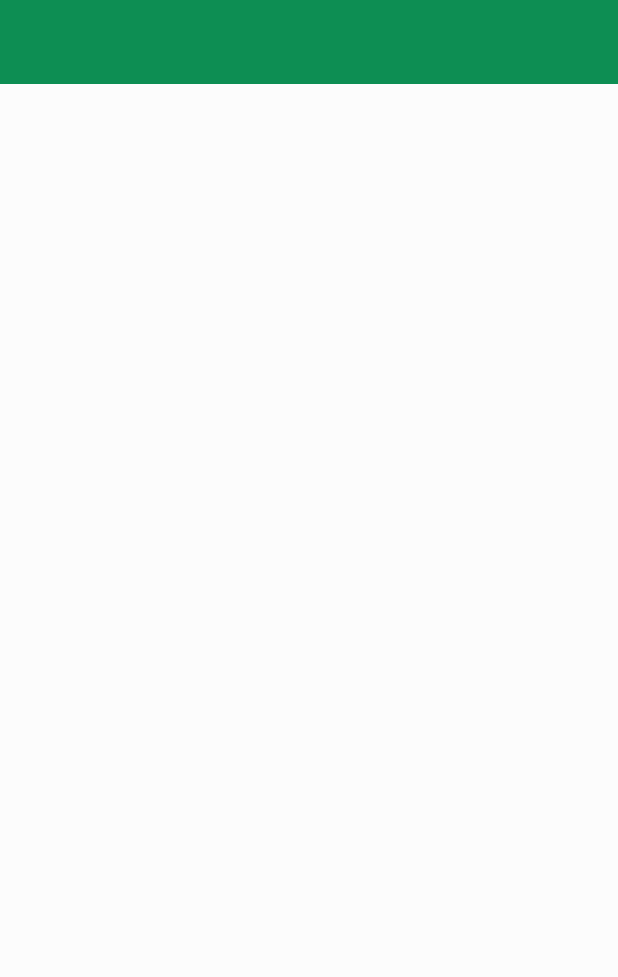
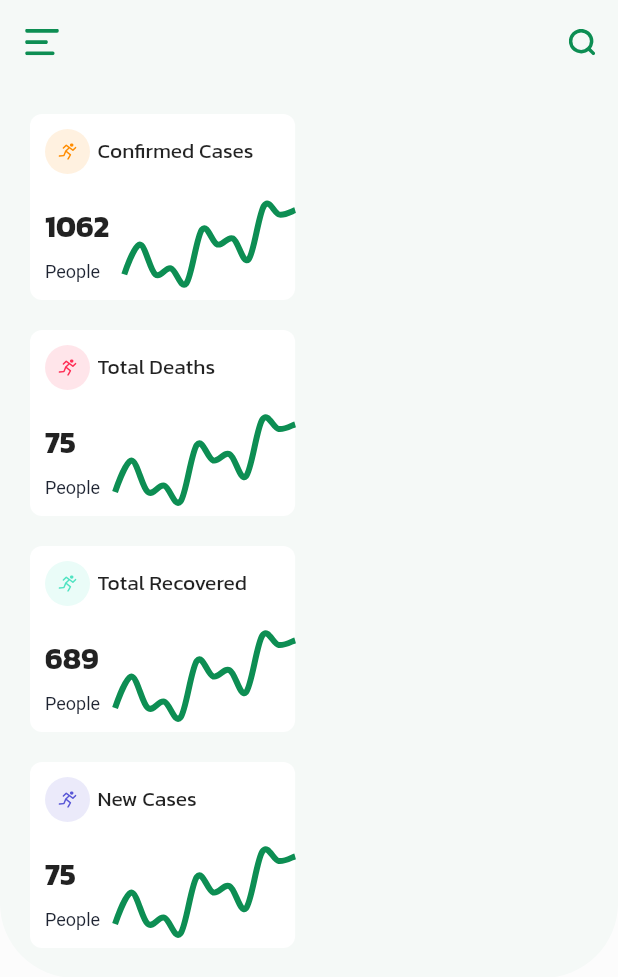
Before and after one commit to jason2071/covid19_app, a Flutter app: the screen it shows after launch, on a phone screen of 412 x 824 dp. Shown: the top 977 px of the screen. Run offline on Flutter 3.47's test engine with Material 2 defaults, Android fonts, the phone set to English and light mode, and no system bars; drawn by our look-alikes of fl_chart; our stand-ins replace flutter_svg.

Commit message:
add home detail

```diff
--- /dev/null
+++ b/lib/pages/detail/detail_screen.dart
@@ -0,0 +1,10 @@
+import 'package:flutter/material.dart';
+
+class DetailScreen extends StatelessWidget {
+  const DetailScreen({Key key}) : super(key: key);
+
+  @override
+  Widget build(BuildContext context) {
+    return Scaffold();
+  }
+}
--- /dev/null
+++ b/lib/pages/home/components/body.dart
@@ -0,0 +1,65 @@
+import 'package:covid19_app/pages/detail/detail_screen.dart';
+import 'package:flutter/material.dart';
+
+import '../../../constants.dart';
+import 'cases_card.dart';
+
+class Body extends StatelessWidget {
+  const Body({
+    Key key,
+  }) : super(key: key);
+
+  @override
+  Widget build(BuildContext context) {
+    return Container(
+      width: double.infinity,
+      padding: EdgeInsets.only(top: 20, bottom: 20, left: 20, right: 20),
+      decoration: BoxDecoration(
+        color: kPrimaryColor.withOpacity(0.03),
+        borderRadius: BorderRadius.only(
+          bottomLeft: Radius.circular(50),
+          bottomRight: Radius.circular(50),
+        ),
+      ),
+      child: Wrap(
+        runSpacing: 20,
+        spacing: 20,
+        children: [
+          CaeseCard(
+            title: "Confirmed Cases",
+            iconColor: Color(0xFFFF8C00),
+            effectedNum: 1062,
+            press: () {},
+          ),
+          CaeseCard(
+            title: "Total Deaths",
+            iconColor: Color(0xFFFF2D55),
+            effectedNum: 75,
+            press: () {},
+          ),
+          CaeseCard(
+            title: "Total Recovered",
+            iconColor: Color(0xFF50E3C2),
+            effectedNum: 689,
+            press: () {},
+          ),
+          CaeseCard(
+            title: "New Cases",
+            iconColor: Color(0xFF5856D6),
+            effectedNum: 75,
+            press: () {
+              Navigator.push(
+                context,
+                MaterialPageRoute(
+                  builder: (context) {
+                    return DetailScreen();
+                  },
+                ),
+              );
+            },
+          ),
+        ],
+      ),
+    );
+  }
+}
--- /dev/null
+++ b/lib/pages/home/components/cases_card.dart
@@ -0,0 +1,102 @@
+import 'package:flutter/material.dart';
+import 'package:flutter_svg/svg.dart';
+
+import '../../../constants.dart';
+import '../../../size_config.dart';
+import 'line_chart.dart';
+
+class CaeseCard extends StatelessWidget {
+  const CaeseCard({
+    Key key,
+    this.title,
+    this.effectedNum,
+    this.iconColor,
+    this.press,
+  }) : super(key: key);
+
+  final String title;
+  final int effectedNum;
+  final Color iconColor;
+  final Function press;
+
+  @override
+  Widget build(BuildContext context) {
+    return GestureDetector(
+      onTap: press,
+      child: Container(
+        width: SizeConfig.screenWidth * 0.429,
+        child: Container(
+          decoration: BoxDecoration(
+            color: Colors.white,
+            borderRadius: BorderRadius.circular(8),
+          ),
+          child: Column(
+            crossAxisAlignment: CrossAxisAlignment.start,
+            children: [
+              Padding(
+                padding: const EdgeInsets.all(10.0),
+                child: Row(
+                  children: [
+                    Container(
+                      alignment: Alignment.center,
+                      height: 30,
+                      width: 30,
+                      decoration: BoxDecoration(
+                        color: iconColor.withOpacity(0.12),
+                        shape: BoxShape.circle,
+                      ),
+                      child: SvgPicture.asset(
+                        "assets/icons/running.svg",
+                        height: 12,
+                        width: 12,
+                        color: iconColor,
+                      ),
+                    ),
+                    SizedBox(width: 5),
+                    Text(
+                      title,
+                      maxLines: 1,
+                      overflow: TextOverflow.ellipsis,
+                    ),
+                  ],
+                ),
+              ),
+              Row(
+                mainAxisAlignment: MainAxisAlignment.spaceBetween,
+                children: [
+                  Padding(
+                    padding: const EdgeInsets.all(10.0),
+                    child: RichText(
+                      text: TextSpan(
+                        style: TextStyle(color: kTextColor),
+                        children: <TextSpan>[
+                          TextSpan(
+                            text: "$effectedNum\n",
+                            style:
+                                Theme.of(context).textTheme.headline6.copyWith(
+                                      fontWeight: FontWeight.bold,
+                                    ),
+                          ),
+                          TextSpan(
+                            text: 'People',
+                            style: TextStyle(
+                              fontSize: 12,
+                              height: 2,
+                            ),
+                          ),
+                        ],
+                      ),
+                    ),
+                  ),
+                  Expanded(
+                    child: LineReportChart(),
+                  ),
+                ],
+              ),
+            ],
+          ),
+        ),
+      ),
+    );
+  }
+}
--- /dev/null
+++ b/lib/pages/home/components/line_chart.dart
@@ -0,0 +1,47 @@
+import 'package:fl_chart/fl_chart.dart';
+import 'package:flutter/material.dart';
+
+import '../../../constants.dart';
+
+class LineReportChart extends StatelessWidget {
+  @override
+  Widget build(BuildContext context) {
+    return AspectRatio(
+      aspectRatio: 2.2,
+      child: LineChart(
+        LineChartData(
+          gridData: FlGridData(show: false),
+          borderData: FlBorderData(show: false),
+          titlesData: FlTitlesData(show: false),
+          lineBarsData: [
+            LineChartBarData(
+              spots: getSports(),
+              isCurved: true,
+              dotData: FlDotData(show: false),
+              belowBarData: BarAreaData(show: false),
+              colors: [kPrimaryColor],
+              barWidth: 4,
+            ),
+          ],
+        ),
+      ),
+    );
+  }
+
+  List<FlSpot> getSports() {
+    return [
+      FlSpot(0, .5),
+      FlSpot(1, 1.5),
+      FlSpot(2, .5),
+      FlSpot(3, .7),
+      FlSpot(4, .2),
+      FlSpot(5, 2),
+      FlSpot(6, 1.5),
+      FlSpot(7, 1.7),
+      FlSpot(8, 1),
+      FlSpot(9, 2.8),
+      FlSpot(10, 2.5),
+      FlSpot(11, 2.65),
+    ];
+  }
+}
--- a/lib/pages/home/home_screen.dart
+++ b/lib/pages/home/home_screen.dart
@@ -1,13 +1,32 @@
+import 'package:covid19_app/constants.dart';
+import 'package:covid19_app/size_config.dart';
 import 'package:flutter/material.dart';
+import 'package:flutter_svg/svg.dart';
+
+import 'components/body.dart';
 
 class HomeScreen extends StatelessWidget {
   const HomeScreen({Key key}) : super(key: key);
 
   @override
   Widget build(BuildContext context) {
+    SizeConfig().init(context);
+
     return Scaffold(
-      appBar: AppBar(),
-      body: Container(),
+      appBar: AppBar(
+        backgroundColor: kPrimaryColor.withOpacity(0.03),
+        leading: IconButton(
+          icon: SvgPicture.asset("assets/icons/menu.svg"),
+          onPressed: () {},
+        ),
+        actions: [
+          IconButton(
+            icon: SvgPicture.asset("assets/icons/search.svg"),
+            onPressed: () {},
+          ),
+        ],
+      ),
+      body: Body(),
     );
   }
 }
--- a/pubspec.yaml
+++ b/pubspec.yaml
@@ -28,8 +28,8 @@ dependencies:
   # Use with the CupertinoIcons class for iOS style icons.
   cupertino_icons: ^1.0.1
   http: ^0.12.2
-  flutter_svg: ^0.17.4
-  fl_chart: ^0.9.3
+  flutter_svg: ^0.19.2+1
+  fl_chart: ^0.12.1
 
 dev_dependencies:
   flutter_test:
```
Also changed, not shown: pubspec.lock.
